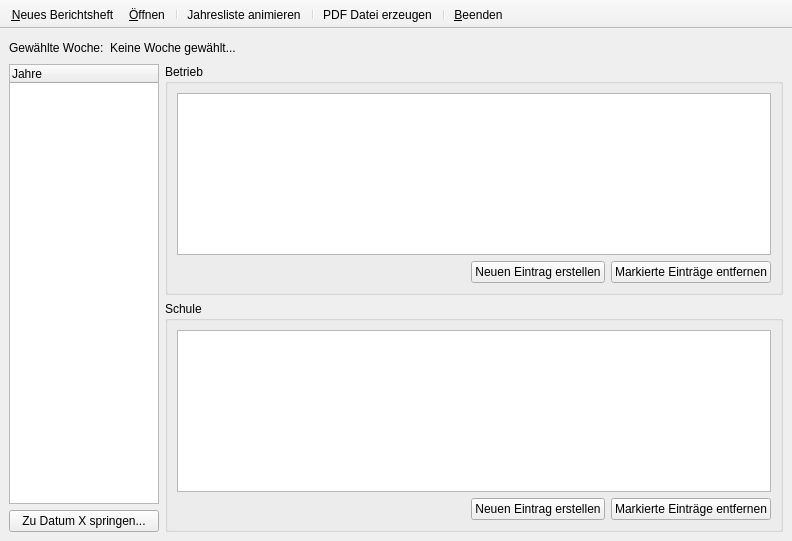
Old version of the form src/mainwindow.ui in the repository Strayer/Berichte-Ork.
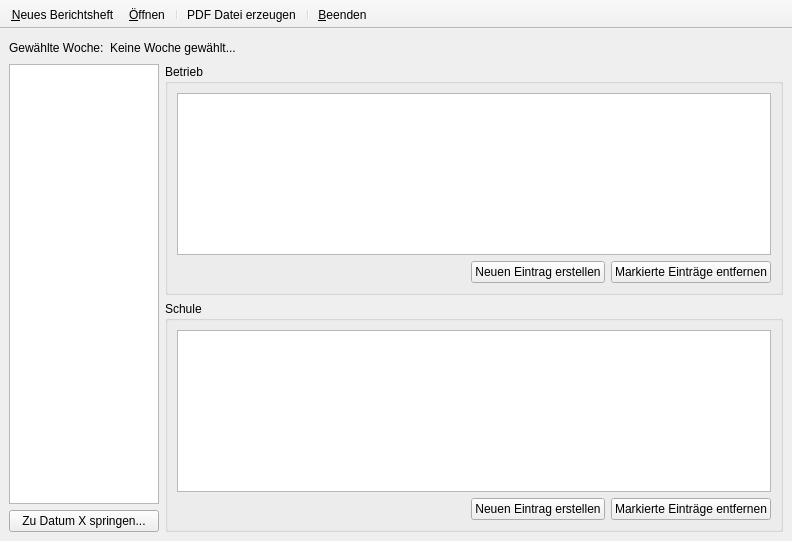
New version of the form. Icons and pictures are not drawn.

Commit message: * Berichte-Ork:  - sinnlose Animationsspielerei + zugehörige Bilder entfernt  - wochenTree von Widget auf eigenes Model umgebaut (dabei jumpToDate und Farben gekillt)

Patch:
```diff
--- a/src/mainwindow.ui
+++ b/src/mainwindow.ui
@@ -55,7 +55,7 @@
       <item>
        <layout class="QVBoxLayout" name="verticalLayout_3">
         <item>
-         <widget class="QTreeWidget" name="wochenTree">
+         <widget class="QTreeView" name="wochenTree">
           <property name="sizePolicy">
            <sizepolicy hsizetype="Fixed" vsizetype="Expanding">
             <horstretch>0</horstretch>
@@ -87,11 +87,6 @@
           <property name="uniformRowHeights">
            <bool>true</bool>
           </property>
-          <column>
-           <property name="text">
-            <string>Jahre</string>
-           </property>
-          </column>
          </widget>
         </item>
         <item>
@@ -220,8 +215,6 @@
    <addaction name="actionNew"/>
    <addaction name="actionOpen"/>
    <addaction name="separator"/>
-   <addaction name="actionAnimateYears"/>
-   <addaction name="separator"/>
    <addaction name="actionGeneratePDF"/>
    <addaction name="separator"/>
    <addaction name="actionBeenden"/>
@@ -274,21 +267,6 @@
     <string>&amp;Neues Berichtsheft</string>
    </property>
   </action>
-  <action name="actionAnimateYears">
-   <property name="checkable">
-    <bool>true</bool>
-   </property>
-   <property name="checked">
-    <bool>false</bool>
-   </property>
-   <property name="icon">
-    <iconset resource="resources.qrc">
-     <normaloff>:/images/images/tools-wizard.png</normaloff>:/images/images/tools-wizard.png</iconset>
-   </property>
-   <property name="text">
-    <string>Jahresliste animieren</string>
-   </property>
-  </action>
  </widget>
  <resources>
   <include location="resources.qrc"/>
```
The commit also changes 9 other files.
